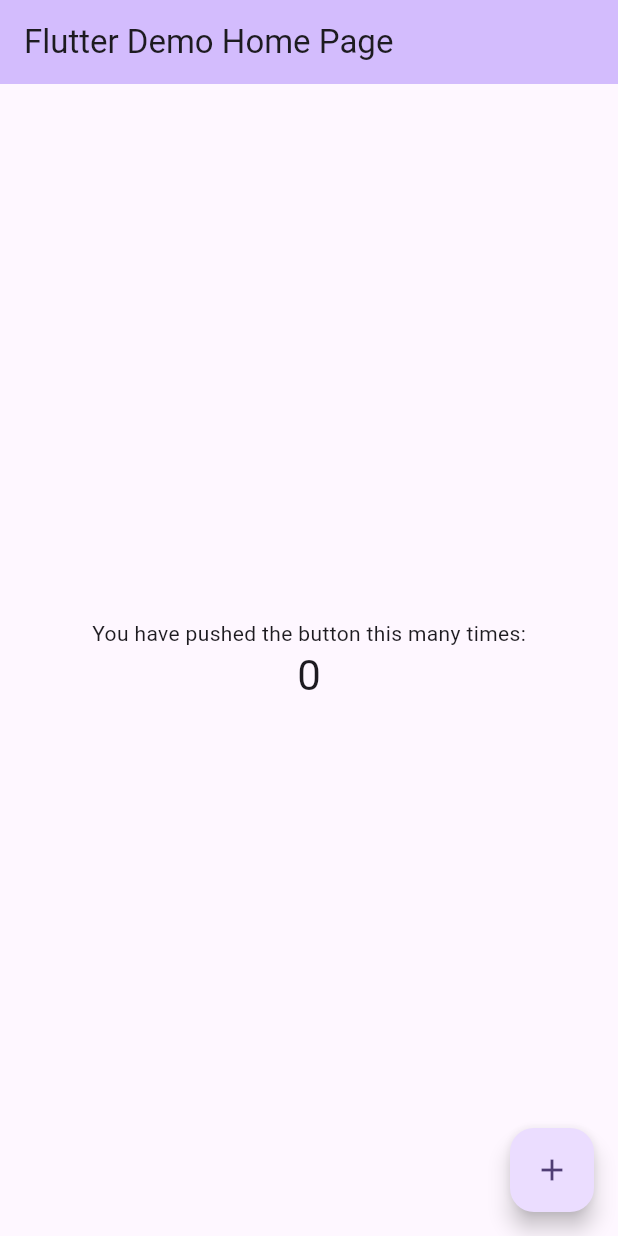
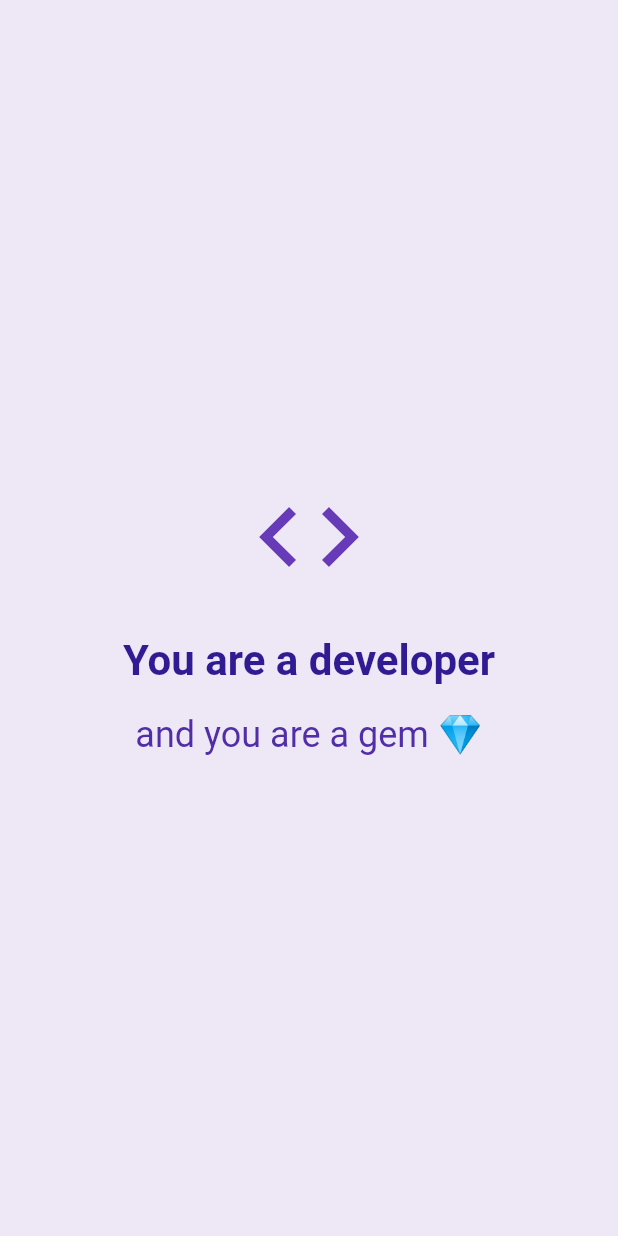
Before and after one commit to dheerajjha/shooter, a Flutter app: the screen it shows after launch, on a phone screen of 412 x 824 dp. Run offline on Flutter 3.47's test engine with Material 3 defaults, Android fonts, the phone set to English and light mode, and no system bars.

Commit message:
Update app with motivational message for developers

```diff
--- a/lib/main.dart
+++ b/lib/main.dart
@@ -7,116 +7,53 @@ void main() {
 class MyApp extends StatelessWidget {
   const MyApp({super.key});
 
-  // This widget is the root of your application.
   @override
   Widget build(BuildContext context) {
     return MaterialApp(
-      title: 'Flutter Demo',
+      title: 'Developer App',
       theme: ThemeData(
-        // This is the theme of your application.
-        //
-        // TRY THIS: Try running your application with "flutter run". You'll see
-        // the application has a purple toolbar. Then, without quitting the app,
-        // try changing the seedColor in the colorScheme below to Colors.green
-        // and then invoke "hot reload" (save your changes or press the "hot
-        // reload" button in a Flutter-supported IDE, or press "r" if you used
-        // the command line to start the app).
-        //
-        // Notice that the counter didn't reset back to zero; the application
-        // state is not lost during the reload. To reset the state, use hot
-        // restart instead.
-        //
-        // This works for code too, not just values: Most code changes can be
-        // tested with just a hot reload.
         colorScheme: ColorScheme.fromSeed(seedColor: Colors.deepPurple),
+        useMaterial3: true,
       ),
-      home: const MyHomePage(title: 'Flutter Demo Home Page'),
+      home: const HomePage(),
     );
   }
 }
 
-class MyHomePage extends StatefulWidget {
-  const MyHomePage({super.key, required this.title});
-
-  // This widget is the home page of your application. It is stateful, meaning
-  // that it has a State object (defined below) that contains fields that affect
-  // how it looks.
-
-  // This class is the configuration for the state. It holds the values (in this
-  // case the title) provided by the parent (in this case the App widget) and
-  // used by the build method of the State. Fields in a Widget subclass are
-  // always marked "final".
-
-  final String title;
-
-  @override
-  State<MyHomePage> createState() => _MyHomePageState();
-}
-
-class _MyHomePageState extends State<MyHomePage> {
-  int _counter = 0;
-
-  void _incrementCounter() {
-    setState(() {
-      // This call to setState tells the Flutter framework that something has
-      // changed in this State, which causes it to rerun the build method below
-      // so that the display can reflect the updated values. If we changed
-      // _counter without calling setState(), then the build method would not be
-      // called again, and so nothing would appear to happen.
-      _counter++;
-    });
-  }
+class HomePage extends StatelessWidget {
+  const HomePage({super.key});
 
   @override
   Widget build(BuildContext context) {
-    // This method is rerun every time setState is called, for instance as done
-    // by the _incrementCounter method above.
-    //
-    // The Flutter framework has been optimized to make rerunning build methods
-    // fast, so that you can just rebuild anything that needs updating rather
-    // than having to individually change instances of widgets.
     return Scaffold(
-      appBar: AppBar(
-        // TRY THIS: Try changing the color here to a specific color (to
-        // Colors.amber, perhaps?) and trigger a hot reload to see the AppBar
-        // change color while the other colors stay the same.
-        backgroundColor: Theme.of(context).colorScheme.inversePrimary,
-        // Here we take the value from the MyHomePage object that was created by
-        // the App.build method, and use it to set our appbar title.
-        title: Text(widget.title),
-      ),
+      backgroundColor: Colors.deepPurple.shade50,
       body: Center(
-        // Center is a layout widget. It takes a single child and positions it
-        // in the middle of the parent.
         child: Column(
-          // Column is also a layout widget. It takes a list of children and
-          // arranges them vertically. By default, it sizes itself to fit its
-          // children horizontally, and tries to be as tall as its parent.
-          //
-          // Column has various properties to control how it sizes itself and
-          // how it positions its children. Here we use mainAxisAlignment to
-          // center the children vertically; the main axis here is the vertical
-          // axis because Columns are vertical (the cross axis would be
-          // horizontal).
-          //
-          // TRY THIS: Invoke "debug painting" (choose the "Toggle Debug Paint"
-          // action in the IDE, or press "p" in the console), to see the
-          // wireframe for each widget.
           mainAxisAlignment: MainAxisAlignment.center,
-          children: <Widget>[
-            const Text('You have pushed the button this many times:'),
+          children: [
+            Icon(
+              Icons.code,
+              size: 80,
+              color: Colors.deepPurple,
+            ),
+            const SizedBox(height: 24),
             Text(
-              '$_counter',
-              style: Theme.of(context).textTheme.headlineMedium,
+              'You are a developer',
+              style: Theme.of(context).textTheme.headlineMedium?.copyWith(
+                    fontWeight: FontWeight.bold,
+                    color: Colors.deepPurple.shade900,
+                  ),
+            ),
+            const SizedBox(height: 16),
+            Text(
+              'and you are a gem 💎',
+              style: Theme.of(context).textTheme.headlineSmall?.copyWith(
+                    color: Colors.deepPurple.shade700,
+                  ),
             ),
           ],
         ),
       ),
-      floatingActionButton: FloatingActionButton(
-        onPressed: _incrementCounter,
-        tooltip: 'Increment',
-        child: const Icon(Icons.add),
-      ), // This trailing comma makes auto-formatting nicer for build methods.
     );
   }
 }
```
